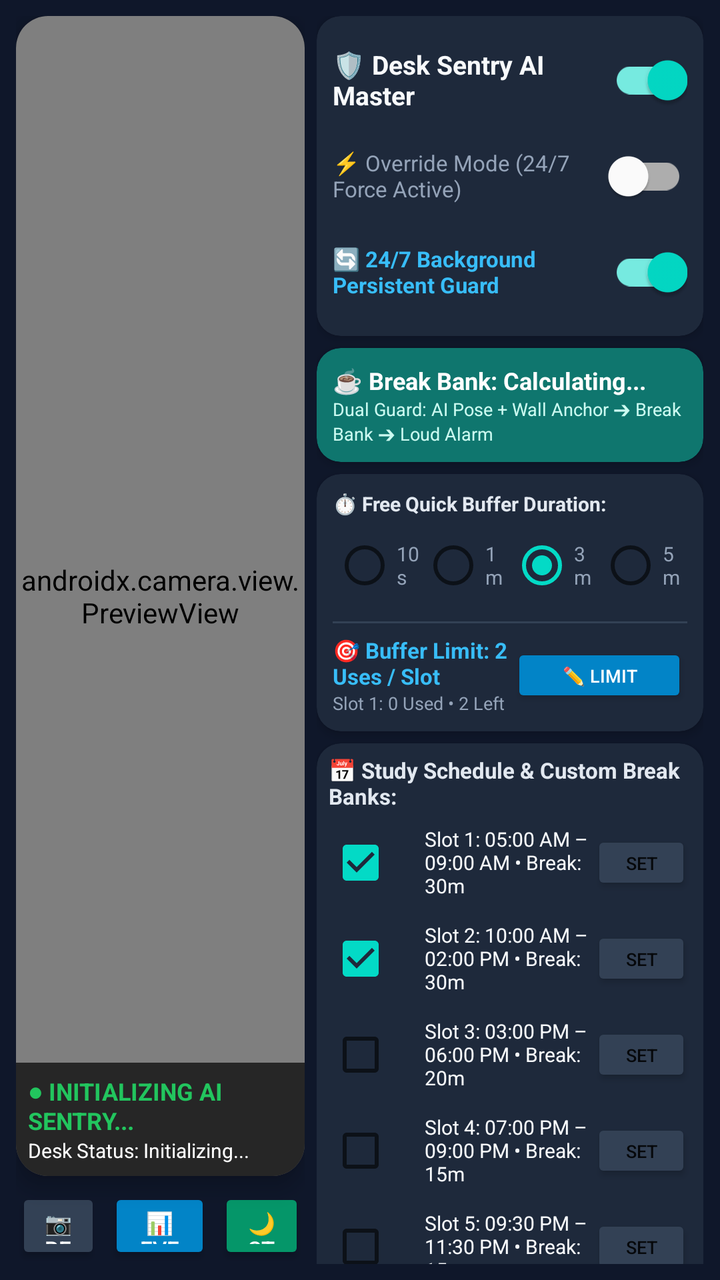
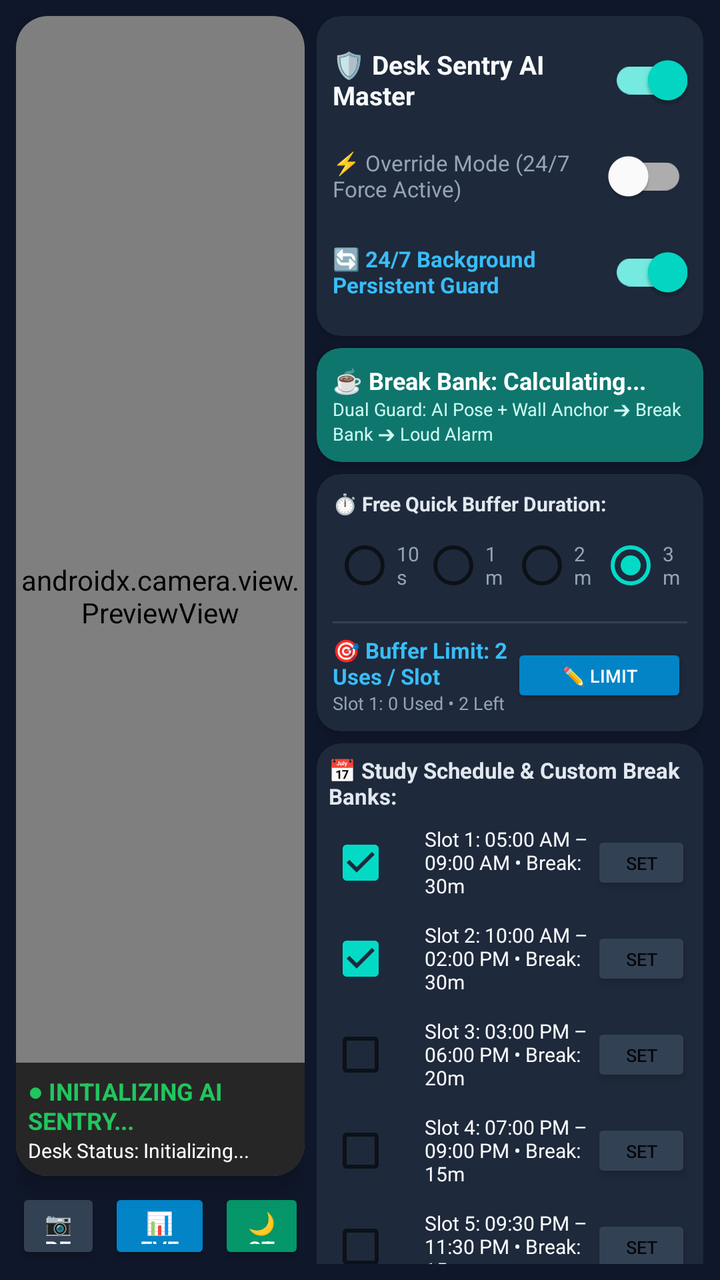

Compare the two renders of this Android layout. The source of the first and the diff that turns it into the second are given below.
<!-- AndroidManifest.xml: application theme Theme.DeskSentry -->
<!-- res/layout/activity_main.xml -->
<?xml version="1.0" encoding="utf-8"?>
<FrameLayout xmlns:android="http://schemas.android.com/apk/res/android"
    xmlns:app="http://schemas.android.com/apk/res-auto"
    android:layout_width="match_parent"
    android:layout_height="match_parent"
    android:background="#0F172A"
    android:keepScreenOn="true">

    
    <LinearLayout
        android:id="@+id/dashboardLayout"
        android:layout_width="match_parent"
        android:layout_height="match_parent"
        android:orientation="horizontal"
        android:padding="8dp">

        
        <LinearLayout
            android:layout_width="0dp"
            android:layout_height="match_parent"
            android:layout_weight="1.05"
            android:orientation="vertical"
            android:paddingEnd="6dp">

            <androidx.cardview.widget.CardView
                android:layout_width="match_parent"
                android:layout_height="0dp"
                android:layout_weight="1"
                app:cardCornerRadius="16dp"
                app:cardElevation="6dp"
                app:cardBackgroundColor="#000000">

                <FrameLayout
                    android:layout_width="match_parent"
                    android:layout_height="match_parent">

                    <androidx.camera.view.PreviewView
                        android:id="@+id/previewView"
                        android:layout_width="match_parent"
                        android:layout_height="match_parent" />

                    <LinearLayout
                        android:layout_width="match_parent"
                        android:layout_height="wrap_content"
                        android:layout_gravity="bottom"
                        android:background="#B3000000"
                        android:orientation="vertical"
                        android:padding="6dp">

                        <TextView
                            android:id="@+id/tvLiveStatus"
                            android:layout_width="wrap_content"
                            android:layout_height="wrap_content"
                            android:text="● INITIALIZING AI SENTRY..."
                            android:textColor="#22C55E"
                            android:textSize="12sp"
                            android:textStyle="bold" />

                        <TextView
                            android:id="@+id/tvCountdown"
                            android:layout_width="wrap_content"
                            android:layout_height="wrap_content"
                            android:text="Desk Status: Initializing..."
                            android:textColor="#FFFFFF"
                            android:textSize="10sp" />
                    </LinearLayout>
                </FrameLayout>
            </androidx.cardview.widget.CardView>

            
            <LinearLayout
                android:layout_width="match_parent"
                android:layout_height="wrap_content"
                android:orientation="horizontal"
                android:paddingTop="6dp">

                <Button
                    android:id="@+id/btnFlipCamera"
                    android:layout_width="0dp"
                    android:layout_height="38dp"
                    android:layout_weight="1"
                    android:layout_marginEnd="4dp"
                    android:backgroundTint="#334155"
                    android:text="📷 Rear"
                    android:textColor="#FFFFFF"
                    android:textSize="11sp" />

                <Button
                    android:id="@+id/btnOpenEvents"
                    android:layout_width="0dp"
                    android:layout_height="38dp"
                    android:layout_weight="1.2"
                    android:layout_marginEnd="4dp"
                    android:backgroundTint="#0284C7"
                    android:text="📊 Events Log"
                    android:textColor="#FFFFFF"
                    android:textSize="11sp" />

                <Button
                    android:id="@+id/btnEnterStealth"
                    android:layout_width="0dp"
                    android:layout_height="38dp"
                    android:layout_weight="1"
                    android:backgroundTint="#059669"
                    android:text="🌙 Stealth"
                    android:textColor="#FFFFFF"
                    android:textSize="11sp" />
            </LinearLayout>
        </LinearLayout>

        
        <ScrollView
            android:layout_width="0dp"
            android:layout_height="match_parent"
            android:layout_weight="1.35"
            android:fillViewport="true"
            android:scrollbars="none">

            <LinearLayout
                android:layout_width="match_parent"
                android:layout_height="wrap_content"
                android:orientation="vertical">

                
                <androidx.cardview.widget.CardView
                    android:layout_width="match_parent"
                    android:layout_height="wrap_content"
                    app:cardCornerRadius="12dp"
                    app:cardElevation="3dp"
                    app:cardBackgroundColor="#1E293B"
                    android:layout_marginBottom="6dp">

                    <LinearLayout
                        android:layout_width="match_parent"
                        android:layout_height="wrap_content"
                        android:orientation="vertical"
                        android:padding="8dp">

                        <LinearLayout
                            android:layout_width="match_parent"
                            android:layout_height="wrap_content"
                            android:orientation="horizontal"
                            android:gravity="center_vertical">

                            <TextView
                                android:layout_width="0dp"
                                android:layout_height="wrap_content"
                                android:layout_weight="1"
                                android:text="🛡️ Desk Sentry AI Master"
                                android:textColor="#F8FAFC"
                                android:textSize="13sp"
                                android:textStyle="bold" />

                            <com.google.android.material.switchmaterial.SwitchMaterial
                                android:id="@+id/switchMasterSentry"
                                android:layout_width="wrap_content"
                                android:layout_height="wrap_content"
                                android:checked="true" />
                        </LinearLayout>

                        <LinearLayout
                            android:layout_width="match_parent"
                            android:layout_height="wrap_content"
                            android:orientation="horizontal"
                            android:gravity="center_vertical">

                            <TextView
                                android:layout_width="0dp"
                                android:layout_height="wrap_content"
                                android:layout_weight="1"
                                android:text="⚡ Override Mode (24/7 Force Active)"
                                android:textColor="#94A3B8"
                                android:textSize="11sp" />

                            <com.google.android.material.switchmaterial.SwitchMaterial
                                android:id="@+id/switchAlwaysActive"
                                android:layout_width="wrap_content"
                                android:layout_height="wrap_content"
                                android:checked="false" />
                        </LinearLayout>

                        <LinearLayout
                            android:layout_width="match_parent"
                            android:layout_height="wrap_content"
                            android:orientation="horizontal"
                            android:gravity="center_vertical">

                            <TextView
                                android:layout_width="0dp"
                                android:layout_height="wrap_content"
                                android:layout_weight="1"
                                android:text="🔄 24/7 Background Persistent Guard"
                                android:textColor="#38BDF8"
                                android:textSize="11sp"
                                android:textStyle="bold" />

                            <com.google.android.material.switchmaterial.SwitchMaterial
                                android:id="@+id/switchBgGuard"
                                android:layout_width="wrap_content"
                                android:layout_height="wrap_content"
                                android:checked="true" />
                        </LinearLayout>
                    </LinearLayout>
                </androidx.cardview.widget.CardView>

                
                <androidx.cardview.widget.CardView
                    android:layout_width="match_parent"
                    android:layout_height="wrap_content"
                    app:cardCornerRadius="12dp"
                    app:cardElevation="3dp"
                    app:cardBackgroundColor="#0F766E"
                    android:layout_marginBottom="6dp">

                    <LinearLayout
                        android:layout_width="match_parent"
                        android:layout_height="wrap_content"
                        android:orientation="vertical"
                        android:padding="8dp">

                        <TextView
                            android:id="@+id/tvBreakBankHeader"
                            android:layout_width="wrap_content"
                            android:layout_height="wrap_content"
                            android:text="☕ Break Bank: Calculating..."
                            android:textColor="#FFFFFF"
                            android:textSize="12sp"
                            android:textStyle="bold" />

                        <TextView
                            android:layout_width="wrap_content"
                            android:layout_height="wrap_content"
                            android:text="Dual Guard: AI Pose + Wall Anchor ➔ Break Bank ➔ Loud Alarm"
                            android:textColor="#CCFBF1"
                            android:textSize="9sp" />
                    </LinearLayout>
                </androidx.cardview.widget.CardView>

                
                <androidx.cardview.widget.CardView
                    android:layout_width="match_parent"
                    android:layout_height="wrap_content"
                    app:cardCornerRadius="12dp"
                    app:cardElevation="3dp"
                    app:cardBackgroundColor="#1E293B"
                    android:layout_marginBottom="6dp">

                    <LinearLayout
                        android:layout_width="match_parent"
                        android:layout_height="wrap_content"
                        android:orientation="vertical"
                        android:padding="8dp">

                        <TextView
                            android:layout_width="wrap_content"
                            android:layout_height="wrap_content"
                            android:text="⏱️ Free Quick Buffer Duration:"
                            android:textColor="#E2E8F0"
                            android:textSize="10sp"
                            android:textStyle="bold" />

                        <RadioGroup
                            android:id="@+id/rgGracePeriod"
                            android:layout_width="match_parent"
                            android:layout_height="wrap_content"
                            android:orientation="horizontal">

                            <RadioButton
                                android:id="@+id/rb10s"
                                android:layout_width="0dp"
                                android:layout_height="wrap_content"
                                android:layout_weight="1"
                                android:text="10s"
                                android:textColor="#94A3B8"
                                android:textSize="10sp" />

                            <RadioButton
                                android:id="@+id/rb1m"
                                android:layout_width="0dp"
                                android:layout_height="wrap_content"
                                android:layout_weight="1"
                                android:text="1m"
                                android:textColor="#94A3B8"
                                android:textSize="10sp" />

                            <RadioButton
                                android:id="@+id/rb3m"
                                android:layout_width="0dp"
                                android:layout_height="wrap_content"
                                android:layout_weight="1"
                                android:checked="true"
                                android:text="3m"
                                android:textColor="#94A3B8"
                                android:textSize="10sp" />

                            <RadioButton
                                android:id="@+id/rb5m"
                                android:layout_width="0dp"
                                android:layout_height="wrap_content"
                                android:layout_weight="1"
                                android:text="5m"
                                android:textColor="#94A3B8"
                                android:textSize="10sp" />
                        </RadioGroup>

                        
                        <View
                            android:layout_width="match_parent"
                            android:layout_height="1dp"
                            android:background="#334155"
                            android:layout_marginTop="4dp"
                            android:layout_marginBottom="6dp" />

                        <LinearLayout
                            android:layout_width="match_parent"
                            android:layout_height="wrap_content"
                            android:orientation="horizontal"
                            android:gravity="center_vertical">

                            <LinearLayout
                                android:layout_width="0dp"
                                android:layout_height="wrap_content"
                                android:layout_weight="1"
                                android:orientation="vertical">

                                <TextView
                                    android:id="@+id/tvBufferLimitTitle"
                                    android:layout_width="wrap_content"
                                    android:layout_height="wrap_content"
                                    android:text="🎯 Buffer Limit: 2 Uses / Slot"
                                    android:textColor="#38BDF8"
                                    android:textSize="11sp"
                                    android:textStyle="bold" />

                                <TextView
                                    android:id="@+id/tvBufferRemainingLive"
                                    android:layout_width="wrap_content"
                                    android:layout_height="wrap_content"
                                    android:text="Slot 1: 0 Used • 2 Left"
                                    android:textColor="#94A3B8"
                                    android:textSize="9sp" />
                            </LinearLayout>

                            <Button
                                android:id="@+id/btnSetBufferLimit"
                                android:layout_width="wrap_content"
                                android:layout_height="32dp"
                                android:text="✏️ Limit"
                                android:textSize="9sp"
                                android:textColor="#FFFFFF"
                                android:backgroundTint="#0284C7" />
                        </LinearLayout>
                    </LinearLayout>
                </androidx.cardview.widget.CardView>

                
                <androidx.cardview.widget.CardView
                    android:layout_width="match_parent"
                    android:layout_height="wrap_content"
                    app:cardCornerRadius="12dp"
                    app:cardElevation="3dp"
                    app:cardBackgroundColor="#1E293B"
                    android:layout_marginBottom="6dp">

                    <LinearLayout
                        android:layout_width="match_parent"
                        android:layout_height="wrap_content"
                        android:orientation="vertical"
                        android:padding="6dp">

                        <TextView
                            android:layout_width="wrap_content"
                            android:layout_height="wrap_content"
                            android:text="📅 Study Schedule &amp; Custom Break Banks:"
                            android:textColor="#E2E8F0"
                            android:textSize="11sp"
                            android:textStyle="bold"
                            android:paddingBottom="2dp" />

                        
                        <LinearLayout
                            android:layout_width="match_parent"
                            android:layout_height="wrap_content"
                            android:orientation="horizontal"
                            android:gravity="center_vertical">
                            <CheckBox android:id="@+id/cbSlot1" android:layout_width="wrap_content" android:layout_height="wrap_content" android:checked="true" />
                            <TextView android:id="@+id/tvSlot1" android:layout_width="0dp" android:layout_height="wrap_content" android:layout_weight="1" android:text="Slot 1: 05:00 AM – 09:00 AM • Break: 30m" android:textColor="#F8FAFC" android:textSize="10sp" />
                            <Button android:id="@+id/btnSetSlot1" android:layout_width="50dp" android:layout_height="32dp" android:text="Set" android:textSize="9sp" android:backgroundTint="#334155" />
                        </LinearLayout>

                        
                        <LinearLayout
                            android:layout_width="match_parent"
                            android:layout_height="wrap_content"
                            android:orientation="horizontal"
                            android:gravity="center_vertical">
                            <CheckBox android:id="@+id/cbSlot2" android:layout_width="wrap_content" android:layout_height="wrap_content" android:checked="true" />
                            <TextView android:id="@+id/tvSlot2" android:layout_width="0dp" android:layout_height="wrap_content" android:layout_weight="1" android:text="Slot 2: 10:00 AM – 02:00 PM • Break: 30m" android:textColor="#F8FAFC" android:textSize="10sp" />
                            <Button android:id="@+id/btnSetSlot2" android:layout_width="50dp" android:layout_height="32dp" android:text="Set" android:textSize="9sp" android:backgroundTint="#334155" />
                        </LinearLayout>

                        
                        <LinearLayout
                            android:layout_width="match_parent"
                            android:layout_height="wrap_content"
                            android:orientation="horizontal"
                            android:gravity="center_vertical">
                            <CheckBox android:id="@+id/cbSlot3" android:layout_width="wrap_content" android:layout_height="wrap_content" />
                            <TextView android:id="@+id/tvSlot3" android:layout_width="0dp" android:layout_height="wrap_content" android:layout_weight="1" android:text="Slot 3: 03:00 PM – 06:00 PM • Break: 20m" android:textColor="#F8FAFC" android:textSize="10sp" />
                            <Button android:id="@+id/btnSetSlot3" android:layout_width="50dp" android:layout_height="32dp" android:text="Set" android:textSize="9sp" android:backgroundTint="#334155" />
                        </LinearLayout>

                        
                        <LinearLayout
                            android:layout_width="match_parent"
                            android:layout_height="wrap_content"
                            android:orientation="horizontal"
                            android:gravity="center_vertical">
                            <CheckBox android:id="@+id/cbSlot4" android:layout_width="wrap_content" android:layout_height="wrap_content" />
                            <TextView android:id="@+id/tvSlot4" android:layout_width="0dp" android:layout_height="wrap_content" android:layout_weight="1" android:text="Slot 4: 07:00 PM – 09:00 PM • Break: 15m" android:textColor="#F8FAFC" android:textSize="10sp" />
                            <Button android:id="@+id/btnSetSlot4" android:layout_width="50dp" android:layout_height="32dp" android:text="Set" android:textSize="9sp" android:backgroundTint="#334155" />
                        </LinearLayout>

                        
                        <LinearLayout
                            android:layout_width="match_parent"
                            android:layout_height="wrap_content"
                            android:orientation="horizontal"
                            android:gravity="center_vertical">
                            <CheckBox android:id="@+id/cbSlot5" android:layout_width="wrap_content" android:layout_height="wrap_content" />
                            <TextView android:id="@+id/tvSlot5" android:layout_width="0dp" android:layout_height="wrap_content" android:layout_weight="1" android:text="Slot 5: 09:30 PM – 11:30 PM • Break: 15m" android:textColor="#F8FAFC" android:textSize="10sp" />
                            <Button android:id="@+id/btnSetSlot5" android:layout_width="50dp" android:layout_height="32dp" android:text="Set" android:textSize="9sp" android:backgroundTint="#334155" />
                        </LinearLayout>
                    </LinearLayout>
                </androidx.cardview.widget.CardView>

                
                <androidx.cardview.widget.CardView
                    android:layout_width="match_parent"
                    android:layout_height="wrap_content"
                    app:cardCornerRadius="12dp"
                    app:cardElevation="3dp"
                    app:cardBackgroundColor="#1E293B"
                    android:layout_marginBottom="8dp">

                    <LinearLayout
                        android:layout_width="match_parent"
                        android:layout_height="wrap_content"
                        android:orientation="vertical"
                        android:padding="8dp">

                        <LinearLayout
                            android:layout_width="match_parent"
                            android:layout_height="wrap_content"
                            android:orientation="horizontal"
                            android:gravity="center_vertical">

                            <TextView
                                android:id="@+id/tvAdminStatus"
                                android:layout_width="0dp"
                                android:layout_height="wrap_content"
                                android:layout_weight="1"
                                android:text="Anti-Uninstall: Checking..."
                                android:textColor="#EF4444"
                                android:textSize="10sp"
                                android:textStyle="bold" />

                            <Button
                                android:id="@+id/btnActivateAdmin"
                                android:layout_width="wrap_content"
                                android:layout_height="32dp"
                                android:text="Enable Admin"
                                android:textSize="9sp"
                                android:backgroundTint="#DC2626" />
                        </LinearLayout>

                        <LinearLayout
                            android:layout_width="match_parent"
                            android:layout_height="wrap_content"
                            android:orientation="horizontal"
                            android:paddingTop="6dp">

                            <Button
                                android:id="@+id/btnChangePin"
                                android:layout_width="0dp"
                                android:layout_height="34dp"
                                android:layout_weight="1"
                                android:layout_marginEnd="4dp"
                                android:text="🔑 PIN"
                                android:textSize="10sp"
                                android:backgroundTint="#475569" />

                            <Button
                                android:id="@+id/btnChangeAlarmTone"
                                android:layout_width="0dp"
                                android:layout_height="34dp"
                                android:layout_weight="1.3"
                                android:layout_marginEnd="4dp"
                                android:text="🔔 Tone"
                                android:textSize="10sp"
                                android:backgroundTint="#D97706" />

                            <Button
                                android:id="@+id/btnTestAlarm"
                                android:layout_width="0dp"
                                android:layout_height="34dp"
                                android:layout_weight="1.2"
                                android:text="🚨 Test"
                                android:textSize="10sp"
                                android:backgroundTint="#B91C1C" />
                        </LinearLayout>
                    </LinearLayout>
                </androidx.cardview.widget.CardView>

            </LinearLayout>
        </ScrollView>
    </LinearLayout>

    
    <LinearLayout
        android:id="@+id/stealthOverlay"
        android:layout_width="match_parent"
        android:layout_height="match_parent"
        android:background="#000000"
        android:clickable="true"
        android:focusable="true"
        android:gravity="center"
        android:orientation="vertical"
        android:visibility="gone">

        <TextView
            android:layout_width="wrap_content"
            android:layout_height="wrap_content"
            android:text="Desk Sentry Active (OLED Guard)"
            android:textColor="#1E293B"
            android:textSize="13sp" />

        <TextView
            android:layout_width="wrap_content"
            android:layout_height="wrap_content"
            android:paddingTop="8dp"
            android:text="[ Double Tap Anywhere to Wake Dashboard ]"
            android:textColor="#0F172A"
            android:textSize="11sp" />
    </LinearLayout>

</FrameLayout>
<!-- resources referenced by this layout -->
<resources>
  <style name="Theme.DeskSentry" parent="Theme.MaterialComponents.DayNight.NoActionBar">
          <item name="android:statusBarColor">@color/bg_dark</item>
          <item name="android:navigationBarColor">@color/bg_dark</item>
          <item name="android:windowBackground">@color/bg_dark</item>
      </style>
  <color name="bg_dark">#0F172A</color>
</resources>

<!-- the commit's change to res/layout/activity_main.xml (unified diff, before → after) -->
@@ -284,21 +284,21 @@
                                 android:textSize="10sp" />
 
                             <RadioButton
+                                android:id="@+id/rb2m"
+                                android:layout_width="0dp"
+                                android:layout_height="wrap_content"
+                                android:layout_weight="1"
+                                android:text="2m"
+                                android:textColor="#94A3B8"
+                                android:textSize="10sp" />
+
+                            <RadioButton
                                 android:id="@+id/rb3m"
                                 android:layout_width="0dp"
                                 android:layout_height="wrap_content"
                                 android:layout_weight="1"
                                 android:checked="true"
                                 android:text="3m"
-                                android:textColor="#94A3B8"
-                                android:textSize="10sp" />
-
-                            <RadioButton
-                                android:id="@+id/rb5m"
-                                android:layout_width="0dp"
-                                android:layout_height="wrap_content"
-                                android:layout_weight="1"
-                                android:text="5m"
                                 android:textColor="#94A3B8"
                                 android:textSize="10sp" />
                         </RadioGroup>
